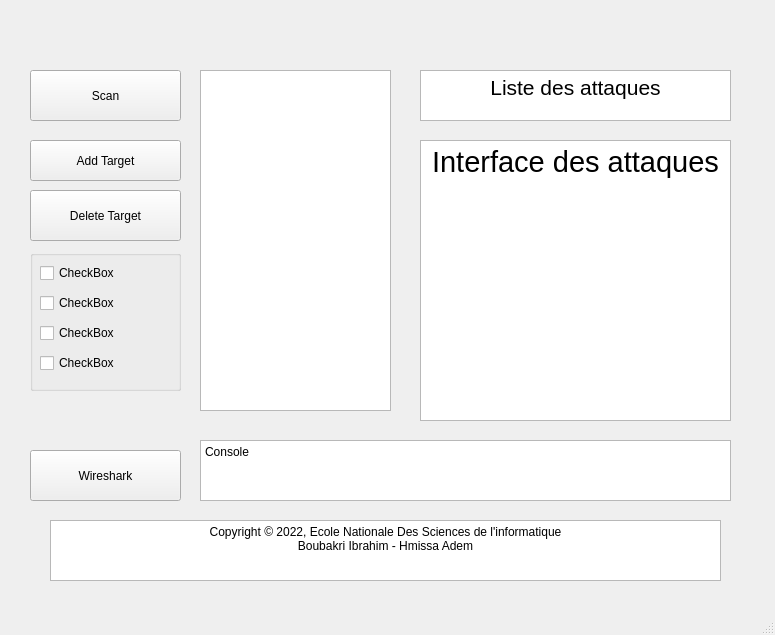
The window that form.ui (eobeob10/ENSI-Cyber-Range-App) describes before a commit, drawn with Qt 5.
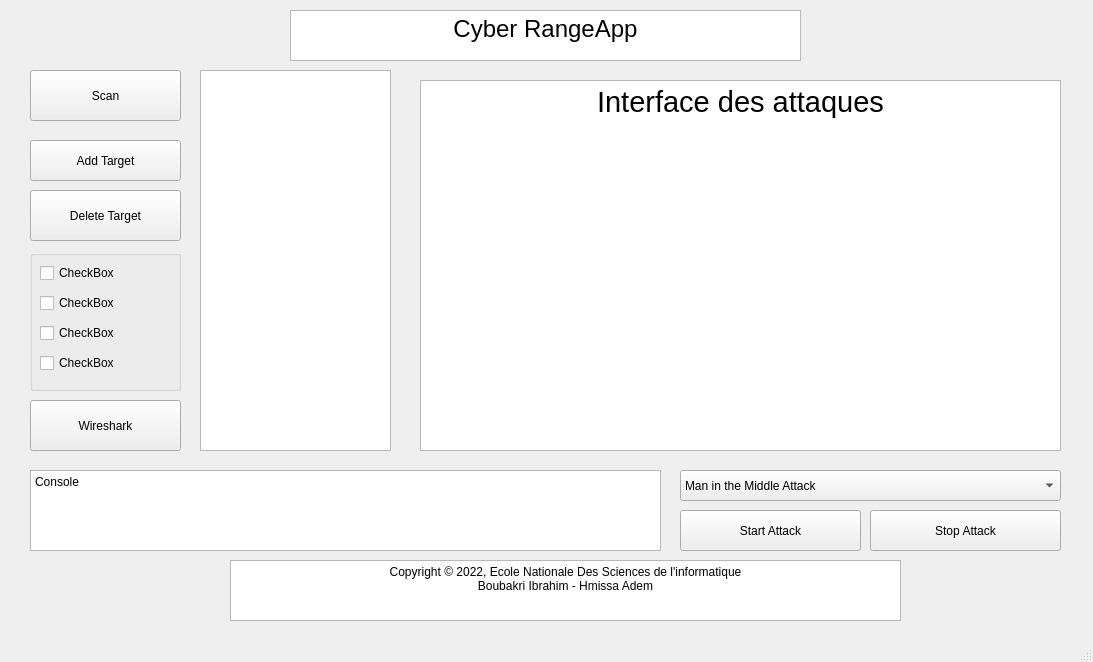
The same window after the commit.

What changed in the file:
```diff
--- a/form.ui
+++ b/form.ui
@@ -6,8 +6,8 @@
    <rect>
     <x>0</x>
     <y>0</y>
-    <width>775</width>
-    <height>635</height>
+    <width>1093</width>
+    <height>662</height>
    </rect>
   </property>
   <property name="windowTitle">
@@ -96,7 +96,7 @@
     <property name="geometry">
      <rect>
       <x>30</x>
-      <y>450</y>
+      <y>400</y>
       <width>151</width>
       <height>51</height>
      </rect>
@@ -105,30 +105,13 @@
      <string>Wireshark</string>
     </property>
    </widget>
-   <widget class="QTextBrowser" name="textBrowser">
-    <property name="geometry">
-     <rect>
-      <x>420</x>
-      <y>70</y>
-      <width>311</width>
-      <height>51</height>
-     </rect>
-    </property>
-    <property name="html">
-     <string>&lt;!DOCTYPE HTML PUBLIC &quot;-//W3C//DTD HTML 4.0//EN&quot; &quot;http://www.w3.org/TR/REC-html40/strict.dtd&quot;&gt;
-&lt;html&gt;&lt;head&gt;&lt;meta name=&quot;qrichtext&quot; content=&quot;1&quot; /&gt;&lt;meta charset=&quot;utf-8&quot; /&gt;&lt;style type=&quot;text/css&quot;&gt;
-p, li { white-space: pre-wrap; }
-&lt;/style&gt;&lt;/head&gt;&lt;body style=&quot; font-family:'Segoe UI'; font-size:9pt; font-weight:400; font-style:normal;&quot;&gt;
-&lt;p align=&quot;center&quot; style=&quot; margin-top:0px; margin-bottom:0px; margin-left:0px; margin-right:0px; -qt-block-indent:0; text-indent:0px;&quot;&gt;&lt;span style=&quot; font-size:16pt;&quot;&gt;Liste des attaques&lt;/span&gt;&lt;/p&gt;&lt;/body&gt;&lt;/html&gt;</string>
-    </property>
-   </widget>
    <widget class="QTextBrowser" name="textBrowser_2">
     <property name="geometry">
      <rect>
       <x>420</x>
-      <y>140</y>
-      <width>311</width>
-      <height>281</height>
+      <y>80</y>
+      <width>641</width>
+      <height>371</height>
      </rect>
     </property>
     <property name="html">
@@ -142,10 +125,10 @@
    <widget class="QTextBrowser" name="console">
     <property name="geometry">
      <rect>
-      <x>200</x>
-      <y>440</y>
-      <width>531</width>
-      <height>61</height>
+      <x>30</x>
+      <y>470</y>
+      <width>631</width>
+      <height>81</height>
      </rect>
     </property>
     <property name="html">
@@ -159,8 +142,8 @@
    <widget class="QTextBrowser" name="textBrowser_4">
     <property name="geometry">
      <rect>
-      <x>50</x>
-      <y>520</y>
+      <x>230</x>
+      <y>560</y>
       <width>671</width>
       <height>61</height>
      </rect>
@@ -183,7 +166,7 @@
       <x>200</x>
       <y>70</y>
       <width>191</width>
-      <height>341</height>
+      <height>381</height>
      </rect>
     </property>
    </widget>
@@ -213,6 +196,64 @@
      <string>Add Target</string>
     </property>
    </widget>
+   <widget class="QPushButton" name="scan_2">
+    <property name="geometry">
+     <rect>
+      <x>680</x>
+      <y>510</y>
+      <width>181</width>
+      <height>41</height>
+     </rect>
+    </property>
+    <property name="text">
+     <string>Start Attack</string>
+    </property>
+   </widget>
+   <widget class="QPushButton" name="scan_3">
+    <property name="geometry">
+     <rect>
+      <x>870</x>
+      <y>510</y>
+      <width>191</width>
+      <height>41</height>
+     </rect>
+    </property>
+    <property name="text">
+     <string>Stop Attack</string>
+    </property>
+   </widget>
+   <widget class="QTextBrowser" name="textBrowser_3">
+    <property name="geometry">
+     <rect>
+      <x>290</x>
+      <y>10</y>
+      <width>511</width>
+      <height>51</height>
+     </rect>
+    </property>
+    <property name="html">
+     <string>&lt;!DOCTYPE HTML PUBLIC &quot;-//W3C//DTD HTML 4.0//EN&quot; &quot;http://www.w3.org/TR/REC-html40/strict.dtd&quot;&gt;
+&lt;html&gt;&lt;head&gt;&lt;meta name=&quot;qrichtext&quot; content=&quot;1&quot; /&gt;&lt;meta charset=&quot;utf-8&quot; /&gt;&lt;style type=&quot;text/css&quot;&gt;
+p, li { white-space: pre-wrap; }
+&lt;/style&gt;&lt;/head&gt;&lt;body style=&quot; font-family:'Segoe UI'; font-size:9pt; font-weight:400; font-style:normal;&quot;&gt;
+&lt;p align=&quot;center&quot; style=&quot; margin-top:0px; margin-bottom:0px; margin-left:0px; margin-right:0px; -qt-block-indent:0; text-indent:0px;&quot;&gt;&lt;span style=&quot; font-size:18pt;&quot;&gt;Cyber RangeApp&lt;/span&gt;&lt;/p&gt;&lt;/body&gt;&lt;/html&gt;</string>
+    </property>
+   </widget>
+   <widget class="QComboBox" name="comboBox">
+    <property name="geometry">
+     <rect>
+      <x>680</x>
+      <y>470</y>
+      <width>381</width>
+      <height>31</height>
+     </rect>
+    </property>
+    <item>
+     <property name="text">
+      <string>Man in the Middle Attack</string>
+     </property>
+    </item>
+   </widget>
   </widget>
   <widget class="QMenuBar" name="menubar">
    <property name="geometry">
```
Left out of the diff: 2 changed lines with no effect on the pictures.
